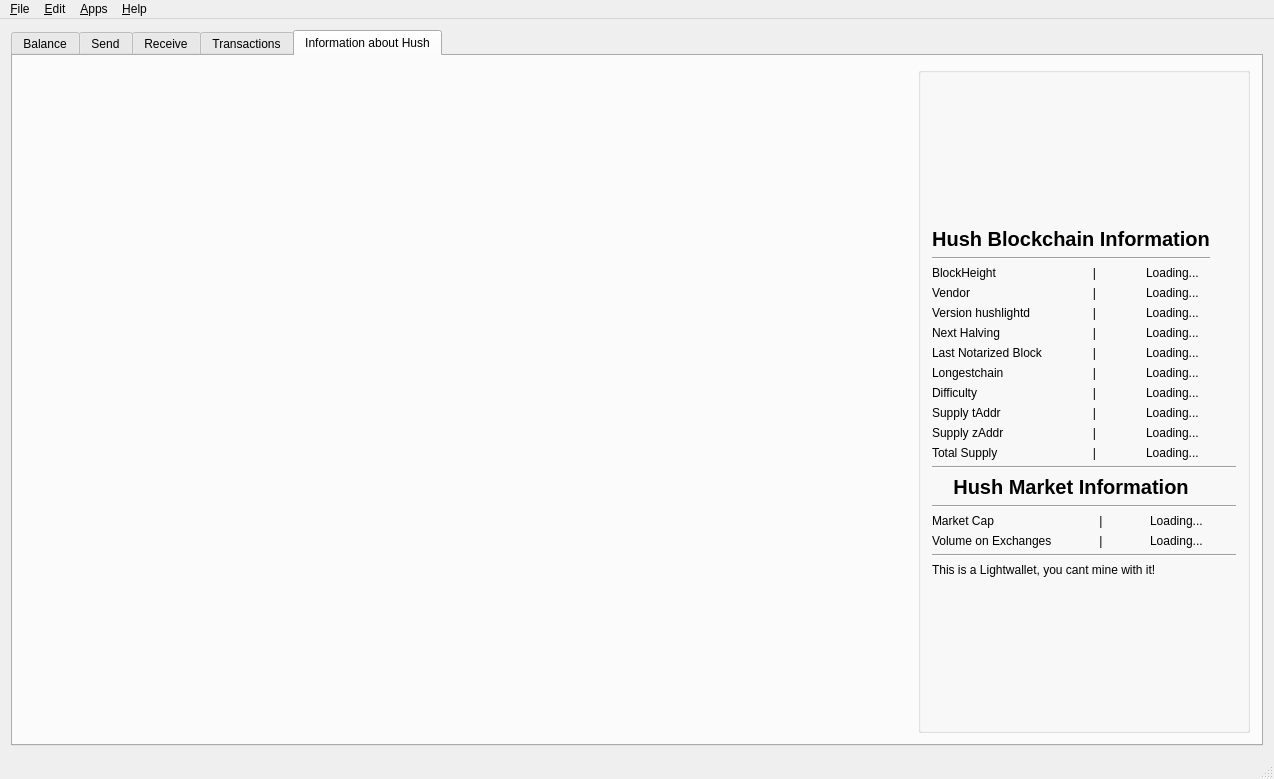
lcruz1618/SilentDragonLite, file src/mainwindow.ui: the form before one commit.
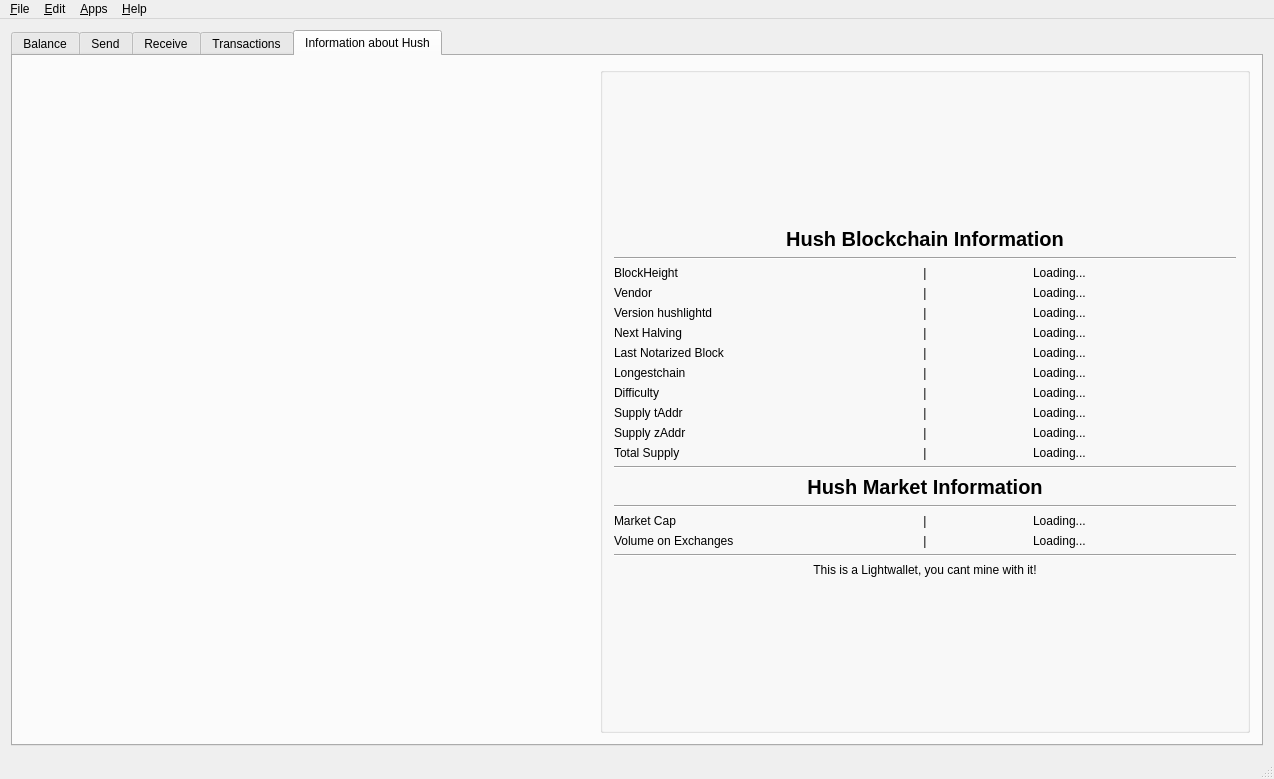
The form after the commit. Icons and pictures are not drawn. Custom widgets are drawn as their Qt base class.

Commit message: change some window size on hush information tab

Diff of the .ui file:
```diff
--- a/src/mainwindow.ui
+++ b/src/mainwindow.ui
@@ -969,11 +969,23 @@
         </item>
         <item>
          <widget class="QGroupBox" name="groupBox_5">
+          <property name="minimumSize">
+           <size>
+            <width>650</width>
+            <height>650</height>
+           </size>
+          </property>
+          <property name="maximumSize">
+           <size>
+            <width>16777215</width>
+            <height>16777215</height>
+           </size>
+          </property>
           <property name="title">
            <string/>
           </property>
-          <layout class="QGridLayout" name="gridLayout_3">
-           <item row="0" column="1">
+          <layout class="QVBoxLayout" name="verticalLayout_5">
+           <item>
             <spacer name="verticalSpacer_3">
              <property name="orientation">
               <enum>Qt::Vertical</enum>
@@ -986,7 +998,7 @@
              </property>
             </spacer>
            </item>
-           <item row="1" column="0">
+           <item>
             <widget class="QLabel" name="label_16">
              <property name="font">
               <font>
@@ -998,14 +1010,14 @@
              </property>
             </widget>
            </item>
-           <item row="2" column="0">
+           <item>
             <widget class="Line" name="line_3">
              <property name="orientation">
               <enum>Qt::Horizontal</enum>
              </property>
             </widget>
            </item>
-           <item row="3" column="0" colspan="2">
+           <item>
             <layout class="QGridLayout" name="gridLayout_5">
              <item row="2" column="1">
               <widget class="QLabel" name="label_20">
@@ -1219,14 +1231,14 @@
              </item>
             </layout>
            </item>
-           <item row="4" column="0" colspan="2">
+           <item>
             <widget class="Line" name="line_2">
              <property name="orientation">
               <enum>Qt::Horizontal</enum>
              </property>
             </widget>
            </item>
-           <item row="5" column="0">
+           <item>
             <widget class="QLabel" name="label_24">
              <property name="font">
               <font>
@@ -1238,14 +1250,14 @@
              </property>
             </widget>
            </item>
-           <item row="6" column="0" colspan="2">
+           <item>
             <widget class="Line" name="line_5">
              <property name="orientation">
               <enum>Qt::Horizontal</enum>
              </property>
             </widget>
            </item>
-           <item row="7" column="0" colspan="2">
+           <item>
             <layout class="QGridLayout" name="gridLayout_6">
              <item row="0" column="2">
               <widget class="QLabel" name="marketcapTab">
@@ -1291,21 +1303,21 @@
              </item>
             </layout>
            </item>
-           <item row="8" column="0" colspan="2">
+           <item>
             <widget class="Line" name="line_4">
              <property name="orientation">
               <enum>Qt::Horizontal</enum>
              </property>
             </widget>
            </item>
-           <item row="9" column="0">
+           <item>
             <widget class="QLabel" name="label_14">
              <property name="text">
-              <string>This is a Lightwallet, you cant mine with it!</string>
+              <string>&lt;html&gt;&lt;head/&gt;&lt;body&gt;&lt;p align=&quot;center&quot;&gt;This is a Lightwallet, you cant mine with it!&lt;/p&gt;&lt;/body&gt;&lt;/html&gt;</string>
              </property>
             </widget>
            </item>
-           <item row="10" column="0">
+           <item>
             <spacer name="verticalSpacer_4">
              <property name="orientation">
               <enum>Qt::Vertical</enum>
```
